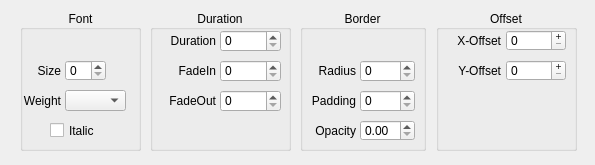
First picture: the form in QKeyMapper/qnotificationsetupdialog.ui, repository Zalafina/QKeyMapper, before the edit.
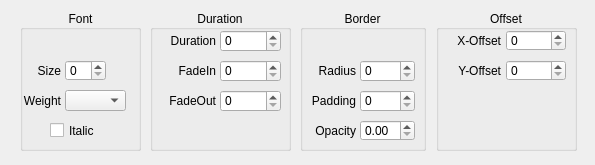
Second picture: the form after the edit.

```diff
--- a/QKeyMapper/qnotificationsetupdialog.ui
+++ b/QKeyMapper/qnotificationsetupdialog.ui
@@ -255,9 +255,6 @@
    <property name="focusPolicy">
     <enum>Qt::FocusPolicy::ClickFocus</enum>
    </property>
-   <property name="buttonSymbols">
-    <enum>QAbstractSpinBox::ButtonSymbols::PlusMinus</enum>
-   </property>
   </widget>
   <widget class="QSpinBox" name="x_offsetSpinBox">
    <property name="geometry">
@@ -271,9 +268,6 @@
    <property name="focusPolicy">
     <enum>Qt::FocusPolicy::ClickFocus</enum>
    </property>
-   <property name="buttonSymbols">
-    <enum>QAbstractSpinBox::ButtonSymbols::PlusMinus</enum>
-   </property>
   </widget>
   <widget class="QLabel" name="x_offsetLabel">
    <property name="geometry">
```
